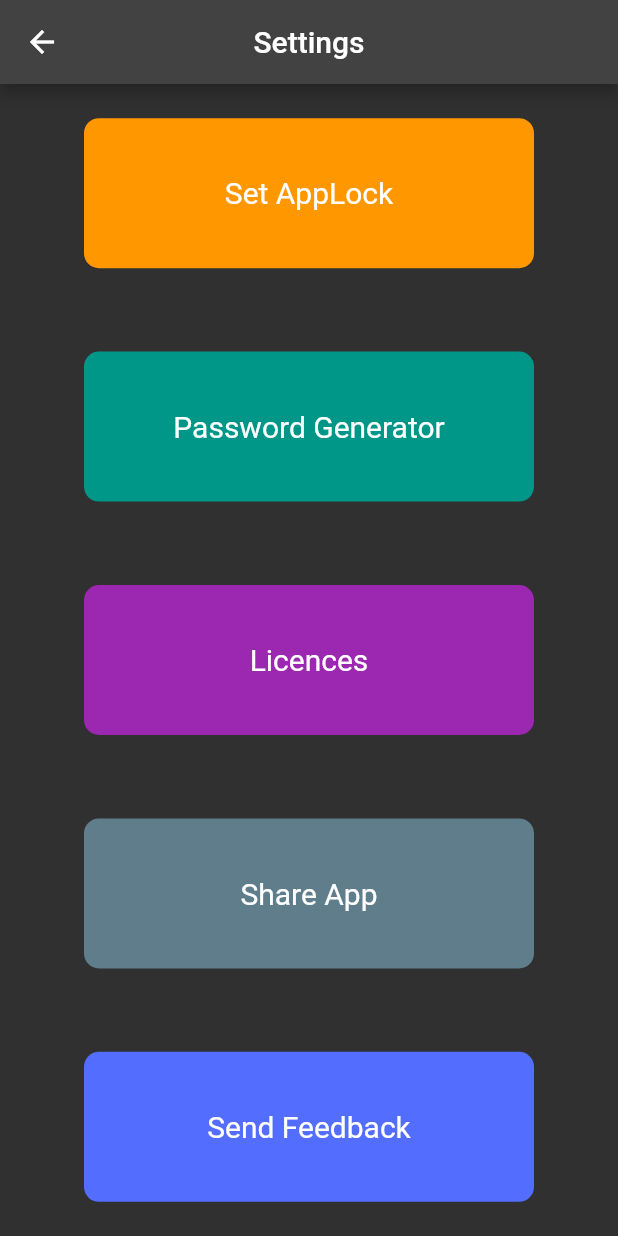
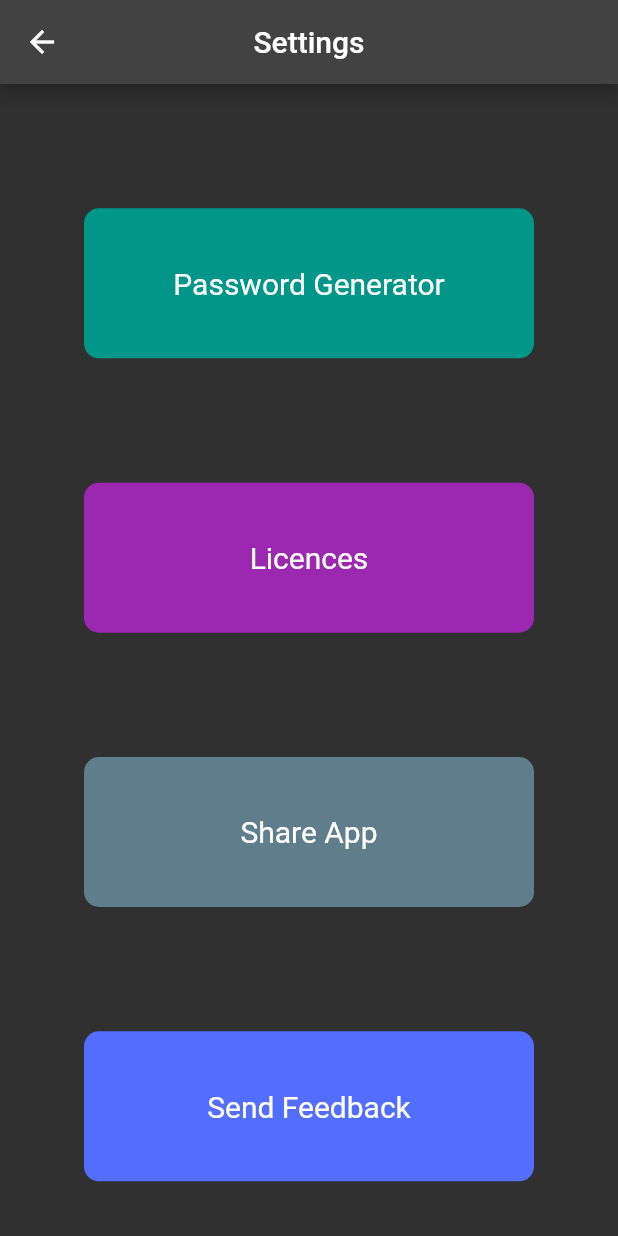
Before and after one commit to stg17reigns/Pass-Keyper, a Flutter app: the screen it shows after launch, item 3 of the bottom bar chosen, on a phone screen of 412 x 824 dp. Run offline on Flutter 3.47's test engine with Material 2 defaults, Android fonts, the phone set to English and light mode, and no system bars; our stand-ins replace custom_navigation_bar, flutter_colorpicker, get, hive, hive_flutter; missing offline and left inert: email_launcher; accounts and stored records are empty.

Commit message:
final commit

```diff
--- a/pass_keyper/lib/Pages/settings_page.dart
+++ b/pass_keyper/lib/Pages/settings_page.dart
@@ -17,32 +17,6 @@ class SettingsPage extends StatelessWidget {
             mainAxisAlignment: MainAxisAlignment.spaceEvenly,
             crossAxisAlignment: CrossAxisAlignment.start,
             children: [
-              Container(
-                padding: const EdgeInsets.all(10),
-                height: 100,
-                width: 300,
-                decoration: BoxDecoration(
-                  shape: BoxShape.rectangle,
-                  borderRadius: BorderRadius.circular(10),
-                  color: Colors.orange,
-                ),
-                child: InkWell(
-                  onTap: () {
-                    Get.defaultDialog(
-                      title: 'Coming Soon!',
-                      middleText: 'Please wait. Sorry for Inconvenience',
-                    );
-                  },
-                  child: const Center(
-                    child: Text(
-                      'Set AppLock',
-                      style: TextStyle(
-                        fontSize: 20,
-                      ),
-                    ),
-                  ),
-                ),
-              ),
               const SizedBox(
                 height: 10,
               ),
--- a/pass_keyper/lib/Services/home_bindings.dart
+++ b/pass_keyper/lib/Services/home_bindings.dart
@@ -2,7 +2,6 @@ import 'package:get/get.dart';
 import 'package:pass_keyper/Controllers/group_controller.dart';
 import 'package:pass_keyper/Controllers/navbar_controller.dart';
 import 'package:pass_keyper/Controllers/radio_controller.dart';
-import 'package:pass_keyper/Pages/home_page.dart';
 
 class HomeBinding extends Bindings {
   @override
--- a/pass_keyper/lib/Services/local_auth_api.dart
+++ /dev/null
@@ -1,53 +0,0 @@
-import 'package:flutter/services.dart';
-import 'package:flutter_screen_lock/flutter_screen_lock.dart';
-import 'package:local_auth/auth_strings.dart';
-import 'package:local_auth/local_auth.dart';
-
-class LocalAuthApi {
-  static final _auth = LocalAuthentication();
-
-  static Future<bool> hasBiometrics() async {
-    try {
-      print('try hasbio');
-      return await _auth.canCheckBiometrics;
-    } on PlatformException catch (e) {
-      print(e);
-      print('hasbio');
-      return false;
-    }
-  }
-
-  static Future<bool> isdevicesupported() async {
-    try {
-      print('device supported');
-      return await _auth.isDeviceSupported();
-    } on PlatformException catch (e) {
-      print('textpassword');
-      print(e);
-      return false;
-    }
-  }
-
-  static Future<bool> authenticate() async {
-    final deviceSupported = await isdevicesupported();
-    if (deviceSupported) {
-      final isAvailable = await hasBiometrics();
-      print(isAvailable);
-      if (!isAvailable) return false;
-    }
-    print('s$deviceSupported');
-    try {
-      // ignore: deprecated_member_use
-      return await _auth.authenticate(
-        localizedReason: 'Scan Fingerprint to Authenticate',
-        biometricOnly: true,
-        useErrorDialogs: true,
-        stickyAuth: true,
-      );
-    } on PlatformException catch (e) {
-      print('Here');
-      print(e.message);
-      return false;
-    }
-  }
-}
--- a/pass_keyper/lib/main.dart
+++ b/pass_keyper/lib/main.dart
@@ -1,7 +1,7 @@
 import 'dart:io';
 
 import 'package:flutter/material.dart';
-import 'package:flutter_screen_lock/flutter_screen_lock.dart';
+
 import 'package:get/get.dart';
 import 'package:hive/hive.dart';
 import 'package:hive_flutter/hive_flutter.dart';
@@ -13,7 +13,6 @@ import 'package:pass_keyper/Pages/passwordgenerator_page.dart';
 import 'package:pass_keyper/Pages/settings_page.dart';
 import 'package:pass_keyper/Services/home_bindings.dart';
 import 'Pages/home_page.dart';
-import 'Services/local_auth_api.dart';
 
 Future main() async {
   WidgetsFlutterBinding.ensureInitialized();
@@ -30,19 +29,9 @@ class MyApp extends StatelessWidget {
 
   @override
   Widget build(BuildContext context) {
-    Future<bool?> buildButton() async {
-      final isAuthenticated = await LocalAuthApi.authenticate();
-
-      if (isAuthenticated) {
-        return true;
-      }
-      exit(0);
-    }
-
     return GetMaterialApp(
       title: 'My Pass Keyper',
       debugShowCheckedModeBanner: false,
-      onInit: buildButton,
       theme: ThemeData(
         //do something about this
         primarySwatch: Colors.green,
@@ -79,7 +68,7 @@ class MyApp extends StatelessWidget {
           name: '/licences',
           page: () => LicensesSimplePage(),
           binding: HomeBinding(),
-        )
+        ),
       ],
     );
   }
--- a/pass_keyper/pubspec.yaml
+++ b/pass_keyper/pubspec.yaml
@@ -34,9 +34,7 @@ dependencies:
   get: ^4.3.8
   custom_navigation_bar: ^0.8.2
   flutter_colorpicker: ^1.0.2
-  local_auth: ^1.1.8
   share: ^2.0.4
-  flutter_screen_lock: ^5.0.2
   # The following adds the Cupertino Icons font to your application.
   # Use with the CupertinoIcons class for iOS style icons.
   cupertino_icons: ^1.0.2
```
Also changed, not shown: pass_keyper/pubspec.lock.
